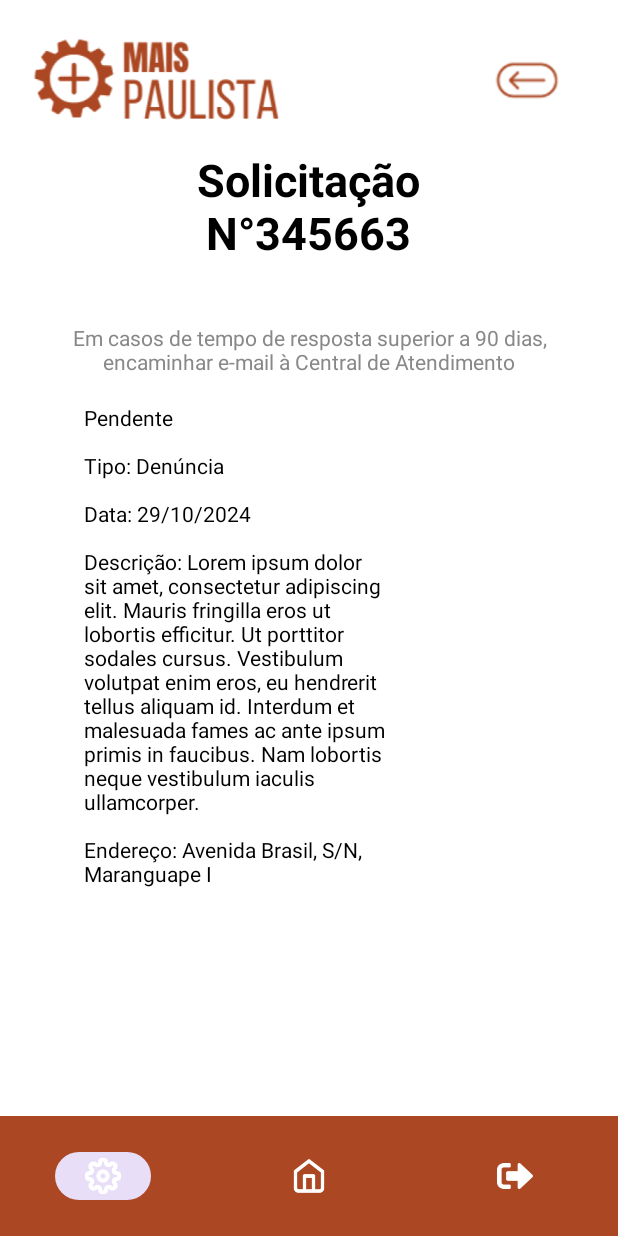
After one commit to pauloandreoliv/PDMOV, an Android app: the layout request.xml on its own in the app's theme, with its tools: preview values and no code run, on a phone screen of 412 x 824 dp. The commit adds this screen. Run offline under Robolectric (Android 15) with nearby library versions, the phone set to English and light mode, and no system bars.

Commit message:
Tela de solicitação/resquest

```diff
--- a/MaisPaulista/app/src/main/AndroidManifest.xml
+++ b/MaisPaulista/app/src/main/AndroidManifest.xml
@@ -29,6 +29,9 @@
             android:name=".MyRequestsActivity"
             android:exported="false" />
         <activity
+            android:name=".ResquestsActivity"
+            android:exported="false" />
+        <activity
             android:name=".ConfigurationActivity"
             android:exported="false" />
         <activity
--- /dev/null
+++ b/MaisPaulista/app/src/main/java/com/projeto/maispaulista/ResquestsActivity.kt
@@ -0,0 +1,6 @@
+package com.projeto.maispaulista
+
+import androidx.appcompat.app.AppCompatActivity
+
+class ResquestsActivity : AppCompatActivity() {
+}
--- a/MaisPaulista/app/src/main/res/layout/activity_main.xml
+++ b/MaisPaulista/app/src/main/res/layout/activity_main.xml
@@ -9,14 +9,6 @@
     android:background="#FFFFFF"
     tools:context=".MainActivity">
 
-    <!-- Imagem ou ilustração --><![CDATA[
-
-    android:contentDescription="@string/illustration_description"
-    app:layout_constraintTop_toTopOf="parent"
-    app:layout_constraintStart_toStartOf="parent"
-    app:layout_constraintEnd_toEndOf="parent"
-    android:layout_marginTop="32dp" />
-]]>
 
     <ImageView
         android:id="@+id/headerImage"
@@ -24,7 +16,8 @@
         android:layout_height="363dp"
         android:src="@drawable/login"
         tools:layout_editor_absoluteX="29dp"
-        tools:layout_editor_absoluteY="16dp" />
+        tools:layout_editor_absoluteY="16dp"
+        tools:ignore="MissingConstraints" />
 
     <EditText
         android:id="@+id/emailEditText"
--- /dev/null
+++ b/MaisPaulista/app/src/main/res/layout/request.xml
@@ -0,0 +1,108 @@
+<?xml version="1.0" encoding="utf-8"?>
+<RelativeLayout xmlns:android="http://schemas.android.com/apk/res/android"
+    xmlns:app="http://schemas.android.com/apk/res-auto"
+    xmlns:tools="http://schemas.android.com/tools"
+    android:layout_width="match_parent"
+    android:layout_height="match_parent"
+    android:id="@+id/resquestsLayout"
+    tools:context=".ResquestsActivity">
+
+    <ScrollView
+        android:layout_width="match_parent"
+        android:layout_height="match_parent"
+        android:layout_above="@id/bottom_navigation"
+        android:fillViewport="true"
+        android:contentDescription="Conteúdo rolável">
+
+        <androidx.constraintlayout.widget.ConstraintLayout
+            android:id="@+id/requestsLayout"
+            android:layout_width="match_parent"
+            android:layout_height="wrap_content"
+            android:background="#FFFFFF">
+
+            <!-- Header -->
+
+            <!-- Campos de entrada -->
+
+
+
+            <ImageView
+                android:id="@+id/backArrow"
+                android:layout_width="49dp"
+                android:layout_height="43dp"
+                android:layout_marginTop="32dp"
+                android:layout_marginEnd="36dp"
+                android:clickable="true"
+                android:focusable="true"
+                android:src="@drawable/ic_back_arrow"
+                app:layout_constraintEnd_toEndOf="parent"
+                app:layout_constraintTop_toTopOf="parent" />
+
+            <ImageView
+                android:layout_width="181dp"
+                android:layout_height="71dp"
+                android:src="@drawable/ic_logo"
+                app:layout_constraintTop_toTopOf="parent"
+                app:layout_constraintStart_toStartOf="parent"
+                android:layout_marginTop="16dp"
+                android:layout_marginStart="16dp" />
+
+            <TextView
+                android:id="@+id/titleTextView"
+                android:layout_width="236dp"
+                android:layout_height="91dp"
+                android:layout_marginTop="92dp"
+                android:gravity="center"
+                android:text="Solicitação\nN°345663"
+                android:textColor="#000000"
+                android:textSize="30sp"
+                android:textStyle="bold"
+                app:layout_constraintEnd_toEndOf="parent"
+                app:layout_constraintHorizontal_bias="0.497"
+                app:layout_constraintStart_toStartOf="parent"
+                app:layout_constraintTop_toTopOf="parent" />
+
+            <TextView
+                android:id="@+id/subtitleTextView"
+                android:layout_width="380dp"
+                android:layout_height="33dp"
+                android:layout_marginTop="32dp"
+                android:gravity="center"
+                android:text="Em casos de tempo de resposta superior a 90 dias, encaminhar e-mail à Central de Atendimento"
+                android:textColor="#888888"
+                android:textSize="14sp"
+                app:layout_constraintEnd_toEndOf="parent"
+                app:layout_constraintHorizontal_bias="0.496"
+                app:layout_constraintStart_toStartOf="parent"
+                app:layout_constraintTop_toBottomOf="@id/titleTextView" />
+
+            <TextView
+                android:id="@+id/typeLabel"
+                android:layout_width="236dp"
+                android:layout_height="wrap_content"
+                android:layout_marginStart="40dp"
+                android:layout_marginTop="20dp"
+                android:gravity="center_vertical"
+                android:paddingStart="16dp"
+                android:paddingEnd="16dp"
+                android:text="Pendente \n\nTipo: Denúncia\n\nData: 29/10/2024\n\nDescrição: Lorem ipsum dolor sit amet, consectetur adipiscing elit. Mauris fringilla eros ut lobortis efficitur. Ut porttitor sodales cursus. Vestibulum volutpat enim eros, eu hendrerit tellus aliquam id. Interdum et malesuada fames ac ante ipsum primis in faucibus. Nam lobortis neque vestibulum iaculis ullamcorper.\n\nEndereço: Avenida Brasil, S/N, Maranguape I"
+                android:textColor="#000000"
+                app:layout_constraintStart_toStartOf="parent"
+                app:layout_constraintTop_toBottomOf="@id/subtitleTextView"
+                tools:ignore="MissingConstraints" />
+
+
+        </androidx.constraintlayout.widget.ConstraintLayout>
+    </ScrollView>
+
+    <!-- Bottom Navigation View -->
+    <com.google.android.material.bottomnavigation.BottomNavigationView
+        android:id="@+id/bottom_navigation"
+        android:layout_width="match_parent"
+        android:layout_height="wrap_content"
+        android:layout_alignParentBottom="true"
+        android:background="@color/brown"
+        app:itemIconTint="@color/white"
+        app:labelVisibilityMode="unlabeled"
+        app:menu="@menu/bottom_navigation_menu"/>
+</RelativeLayout>
```
